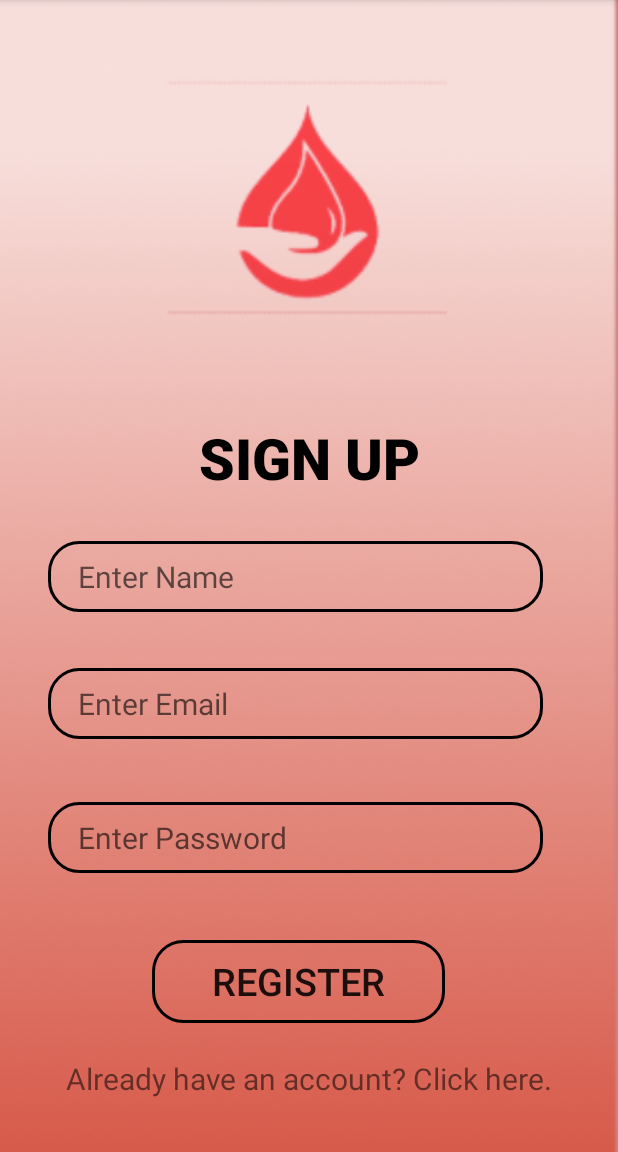
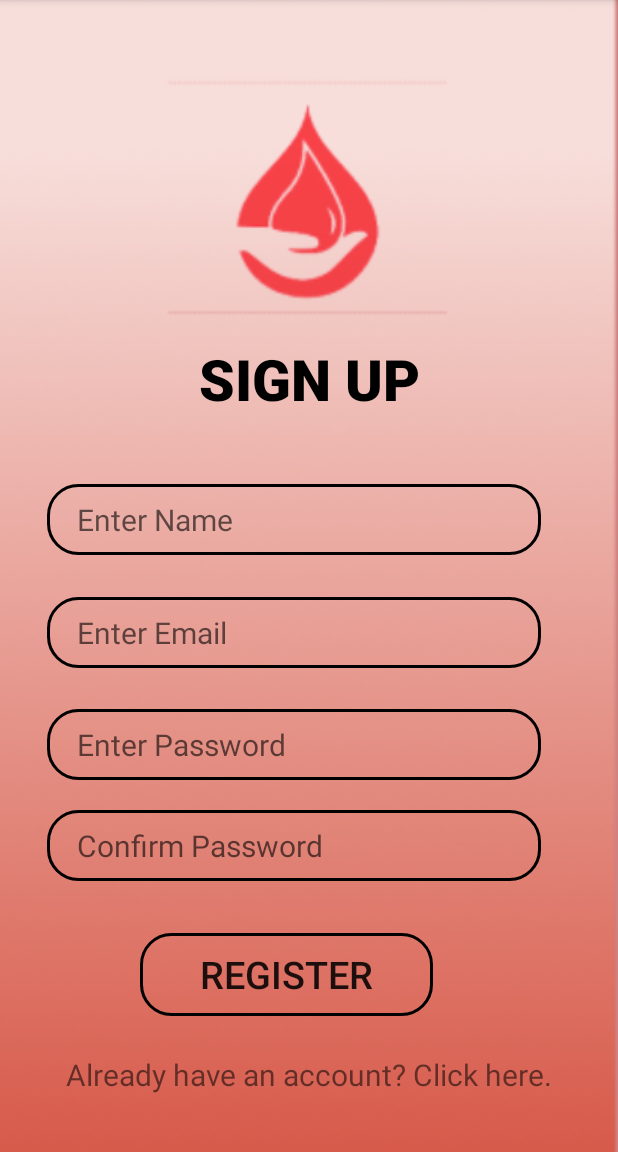
Before and after one commit to WooTechnology/shades-of-red, an Android app: the signup screen opened directly, with no data from a screen before it, on a phone screen of 412 x 824 dp, the part 84-1236 px from its top. Run offline under Robolectric (Android 15) with nearby library versions, the phone set to English and light mode, and no system bars; Roboto replaces fonts that are not available here.

Commit message:
Added confirm password edit text in sign up layout.

```diff
--- a/app/src/main/res/layout/activity_login.xml
+++ b/app/src/main/res/layout/activity_login.xml
@@ -37,7 +37,7 @@
         app:layout_constraintEnd_toEndOf="parent"
         app:layout_constraintStart_toStartOf="parent"
         app:layout_constraintTop_toTopOf="parent"
-        app:layout_constraintVertical_bias="0.539"
+        app:layout_constraintVertical_bias="0.5"
         app:layout_constraintWidth_percent="0.8" />
 
     <EditText
--- a/app/src/main/res/layout/activity_signup.xml
+++ b/app/src/main/res/layout/activity_signup.xml
@@ -20,7 +20,8 @@
         app:layout_constraintBottom_toTopOf="@+id/et_NAME"
         app:layout_constraintStart_toStartOf="parent"
         app:layout_constraintTop_toTopOf="parent"
-        app:layout_constraintVertical_bias="0.904" />
+        app:layout_constraintVertical_bias="0.835" />
+
 
     <EditText
         android:id="@+id/et_NAME"
@@ -34,11 +35,11 @@
         android:textSize="20sp"
         app:layout_constraintBottom_toBottomOf="parent"
         app:layout_constraintEnd_toEndOf="parent"
-        app:layout_constraintHorizontal_bias="0.39"
+        app:layout_constraintHorizontal_bias="0.378"
         app:layout_constraintStart_toStartOf="parent"
         app:layout_constraintTop_toTopOf="parent"
+        app:layout_constraintVertical_bias="0.448"
         app:layout_constraintWidth_percent="0.8" />
-
 
     <EditText
         android:id="@+id/et_email"
@@ -52,13 +53,11 @@
         android:textSize="20sp"
         app:layout_constraintBottom_toBottomOf="parent"
         app:layout_constraintEnd_toEndOf="parent"
-        app:layout_constraintHorizontal_bias="0.39"
+        app:layout_constraintHorizontal_bias="0.378"
         app:layout_constraintStart_toStartOf="parent"
         app:layout_constraintTop_toTopOf="parent"
-        app:layout_constraintVertical_bias="0.618"
+        app:layout_constraintVertical_bias="0.552"
         app:layout_constraintWidth_percent="0.8" />
-
-
 
     <EditText
         android:id="@+id/et_password"
@@ -66,17 +65,36 @@
         android:layout_height="wrap_content"
         android:background="@drawable/et_bg"
         android:hint="Enter Password"
-        android:inputType = "textPassword"
+        android:inputType="textPassword"
         android:paddingLeft="20dp"
         android:paddingTop="10dp"
         android:paddingBottom="10dp"
         android:textSize="20sp"
         app:layout_constraintBottom_toBottomOf="parent"
         app:layout_constraintEnd_toEndOf="parent"
-        app:layout_constraintHorizontal_bias="0.39"
+        app:layout_constraintHorizontal_bias="0.378"
         app:layout_constraintStart_toStartOf="parent"
         app:layout_constraintTop_toTopOf="parent"
-        app:layout_constraintVertical_bias="0.742"
+        app:layout_constraintVertical_bias="0.656"
+        app:layout_constraintWidth_percent="0.8" />
+
+    <EditText
+        android:id="@+id/et_cfmpassword"
+        android:layout_width="0dp"
+        android:layout_height="wrap_content"
+        android:background="@drawable/et_bg"
+        android:hint="Confirm Password"
+        android:inputType="textPassword"
+        android:paddingLeft="20dp"
+        android:paddingTop="10dp"
+        android:paddingBottom="10dp"
+        android:textSize="20sp"
+        app:layout_constraintBottom_toBottomOf="parent"
+        app:layout_constraintEnd_toEndOf="parent"
+        app:layout_constraintHorizontal_bias="0.378"
+        app:layout_constraintStart_toStartOf="parent"
+        app:layout_constraintTop_toBottomOf="@+id/et_password"
+        app:layout_constraintVertical_bias="0.1"
         app:layout_constraintWidth_percent="0.8" />
 
     <Button
@@ -88,10 +106,10 @@
         android:textSize="25sp"
         app:layout_constraintBottom_toBottomOf="parent"
         app:layout_constraintEnd_toEndOf="parent"
-        app:layout_constraintHorizontal_bias="0.468"
+        app:layout_constraintHorizontal_bias="0.43"
         app:layout_constraintStart_toStartOf="parent"
-        app:layout_constraintTop_toBottomOf="@id/et_password"
-        app:layout_constraintVertical_bias="0.344" />
+        app:layout_constraintTop_toBottomOf="@id/et_cfmpassword"
+        app:layout_constraintVertical_bias="0.277" />
 
     <TextView
         android:id="@+id/tv_log"
```
